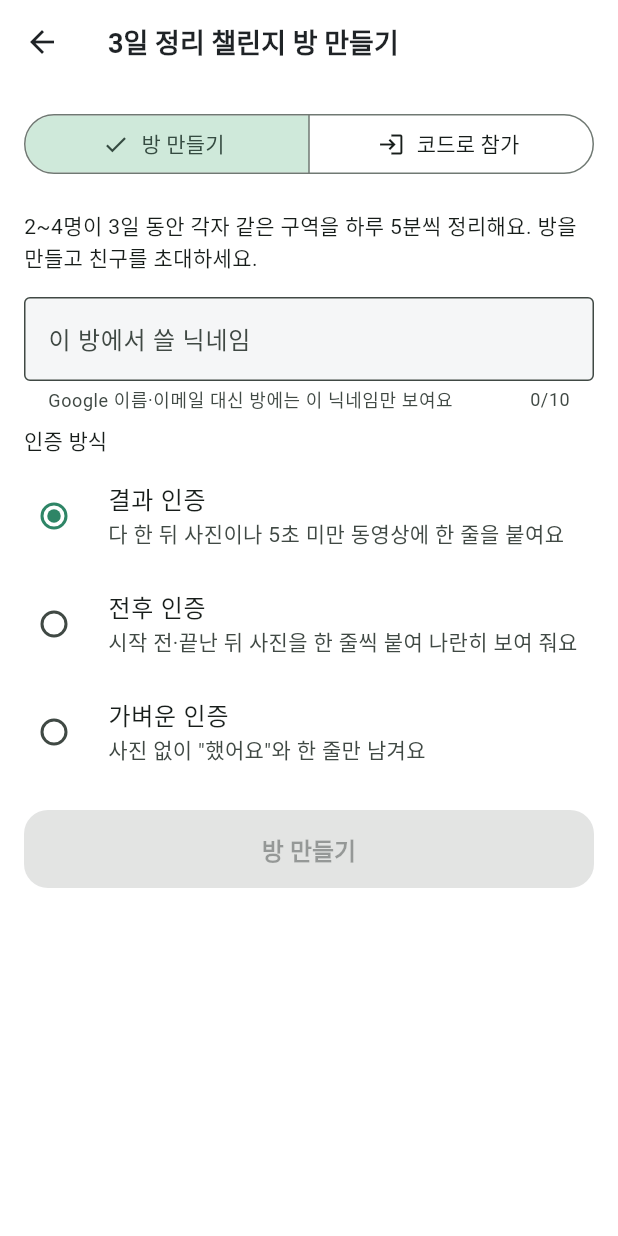
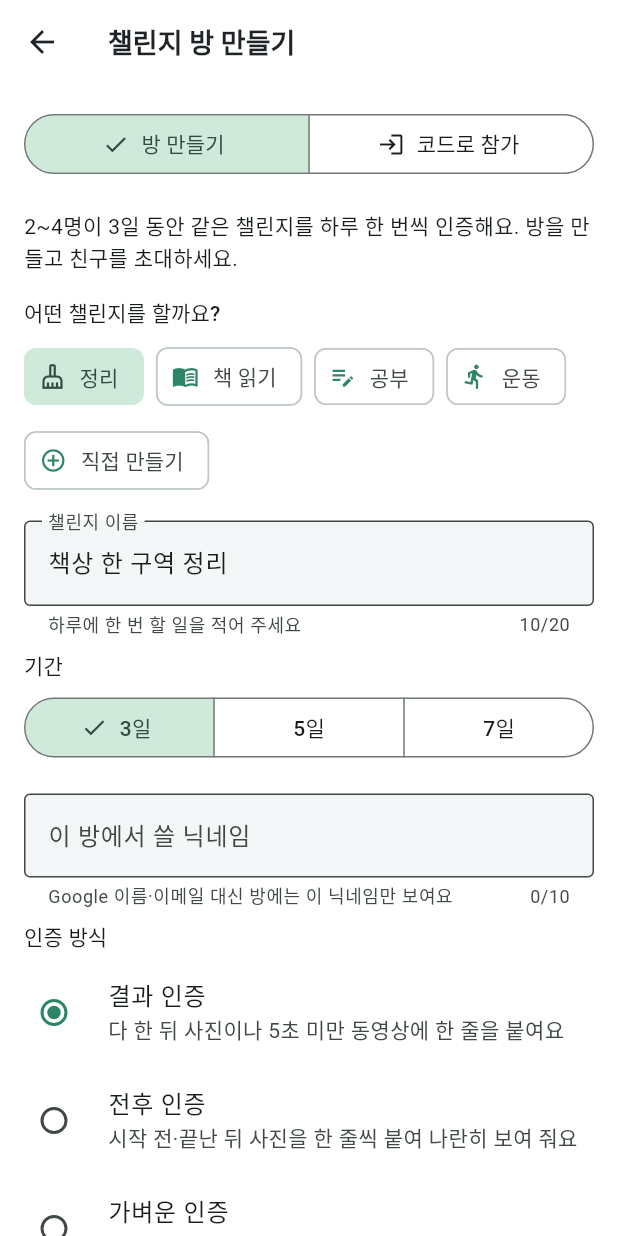
Before and after one commit to thingjae85/jedoit, a Flutter app: the RoomEntryScreen screen opened directly with empty values, on a phone screen of 412 x 824 dp. Run offline on Flutter 3.47's test engine with Material 3 defaults, Android fonts, the phone set to English and light mode, and no system bars; our stand-ins replace image_picker, qr_flutter, shared_preferences, supabase_flutter, video_player, web; accounts and stored records are empty; network calls fail.

Commit message:
챌린지 커스텀: 종류, 이름, 기간(3·5·7일) 고르기
방을 만들 때 정리·책 읽기·공부·운동·직접 만들기 중에 고르고 이름과 기간을 정한다.
진행도 칸과 목표, 일차 칸, 인증 화면 문구가 챌린지에 맞춰 바뀐다.

```diff
--- a/lib/models/room.dart
+++ b/lib/models/room.dart
@@ -21,6 +21,34 @@ enum CheckinMode {
       values.firstWhere((m) => m.serverName == value, orElse: () => result);
 }
 
+/// 챌린지 종류. 방장이 고르고, 이름은 바꿀 수 있다.
+enum ChallengeKind {
+  tidy('tidy', '정리', '책상 한 구역 정리'),
+  reading('reading', '책 읽기', '책 10쪽 읽기'),
+  study('study', '공부', '30분 공부하기'),
+  exercise('exercise', '운동', '20분 운동하기'),
+  custom('custom', '직접 만들기', '');
+
+  const ChallengeKind(this.serverName, this.label, this.defaultTitle);
+  final String serverName;
+  final String label;
+  final String defaultTitle;
+
+  static ChallengeKind fromServer(String? value) =>
+      values.firstWhere((k) => k.serverName == value, orElse: () => tidy);
+}
+
+/// 챌린지 기간으로 고를 수 있는 날 수
+const challengeDays = [3, 5, 7];
+
+/// 받침에 맞는 목적격 조사: '독서' → '독서를', '책 10쪽 읽기' → '책 10쪽 읽기를'
+String withObject(String word) {
+  if (word.isEmpty) return word;
+  final c = word.runes.last;
+  if (c < 0xAC00 || c > 0xD7A3) return '$word를';
+  return (c - 0xAC00) % 28 == 0 ? '$word를' : '$word을';
+}
+
 RoomStatus _status(String value) =>
     RoomStatus.values.firstWhere((s) => s.name == value, orElse: () => RoomStatus.expired);
 
@@ -42,6 +70,9 @@ class RoomSummary {
     required this.validCount,
     this.goalReachedAt,
     this.checkinMode = CheckinMode.result,
+    this.kind = ChallengeKind.tidy,
+    this.title = '책상 한 구역 정리',
+    this.days = 3,
   });
 
   final String id;
@@ -58,19 +89,27 @@ class RoomSummary {
   /// 현재 참가 인원 A
   final int activeCount;
 
-  /// 현재 책상 요소 수 T = 3×A + L
+  /// 현재 진행도 칸 수 T = 기간×A + L
   final int totalElements;
 
   /// 공동 목표 G
   final int? goal;
 
-  /// 정리된 요소(누적 획득 보상) H
+  /// 쌓인 진행도(누적 획득 보상) H
   final int earned;
 
   /// 현재 유효 인증 수 C
   final int validCount;
   final DateTime? goalReachedAt;
   final CheckinMode checkinMode;
+
+  /// 챌린지 종류·이름·기간
+  final ChallengeKind kind;
+  final String title;
+  final int days;
+
+  /// '5일 책 10쪽 읽기' 같은 짧은 이름
+  String get challengeName => '$days일 $title';
 
   /// 예약된 방은 시작 시각이 지나면 진행 중으로 본다(서버는 첫 인증 때 바꾼다).
   RoomStatus statusAt(DateTime now) {
@@ -104,6 +143,9 @@ class RoomSummary {
       validCount: j['valid_count'] as int,
       goalReachedAt: t('goal_reached_at'),
       checkinMode: CheckinMode.fromServer(j['checkin_mode'] as String?),
+      kind: ChallengeKind.fromServer(j['category'] as String?),
+      title: (j['title'] as String?) ?? '책상 한 구역 정리',
+      days: (j['days'] as int?) ?? 3,
     );
   }
 }
@@ -136,11 +178,19 @@ class RoomMember {
 }
 
 class InvitePreview {
-  const InvitePreview({required this.status, required this.memberCount, required this.recruitExpiresAt});
+  const InvitePreview({
+    required this.status,
+    required this.memberCount,
+    required this.recruitExpiresAt,
+    this.title,
+    this.days = 3,
+  });
 
   final RoomStatus status;
   final int memberCount;
   final DateTime recruitExpiresAt;
+  final String? title;
+  final int days;
 
   bool openAt(DateTime now) =>
       status == RoomStatus.recruiting && now.isBefore(recruitExpiresAt) && memberCount < 4;
@@ -149,6 +199,8 @@ class InvitePreview {
         status: _status(j['status'] as String),
         memberCount: j['member_count'] as int,
         recruitExpiresAt: DateTime.parse(j['recruit_expires_at'] as String),
+        title: j['title'] as String?,
+        days: (j['days'] as int?) ?? 3,
       );
 }
 
--- a/lib/screens/checkin_screen.dart
+++ b/lib/screens/checkin_screen.dart
@@ -39,6 +39,8 @@ class CheckInScreen extends StatefulWidget {
     required this.rooms,
     required this.roomId,
     this.mode = CheckinMode.result,
+    this.kind = ChallengeKind.tidy,
+    this.title = '책상 한 구역 정리',
     this.picker,
     this.videoPicker,
   });
@@ -46,6 +48,10 @@ class CheckInScreen extends StatefulWidget {
   final RoomService rooms;
   final String roomId;
   final CheckinMode mode;
+
+  /// 챌린지 종류·이름. 정리 챌린지가 아니면 문구를 이름에 맞춘다.
+  final ChallengeKind kind;
+  final String title;
 
   /// 테스트에서 사진·동영상 고르기를 바꿔 끼운다.
   final FilePicker? picker;
@@ -68,6 +74,7 @@ class _CheckInScreenState extends State<CheckInScreen> {
   String? _error;
 
   CheckinMode get _mode => widget.mode;
+  bool get _tidy => widget.kind == ChallengeKind.tidy;
 
   /// 전후 인증에서 아직 '전' 사진을 올리지 않았으면 '전' 단계
   bool get _beforeStep => _mode == CheckinMode.beforeAfter && _savedBefore == null;
@@ -160,7 +167,7 @@ class _CheckInScreenState extends State<CheckInScreen> {
           _beforePhoto = null;
         });
         ScaffoldMessenger.of(context).showSnackBar(
-          const SnackBar(content: Text('전 사진을 올렸어요. 정리를 마치면 후 사진을 올려 주세요')),
+          SnackBar(content: Text(_tidy ? '전 사진을 올렸어요. 정리를 마치면 후 사진을 올려 주세요' : '전 사진을 올렸어요. 다 하고 나면 후 사진을 올려 주세요')),
         );
       });
 
@@ -185,8 +192,10 @@ class _CheckInScreenState extends State<CheckInScreen> {
   Widget build(BuildContext context) {
     final title = switch (_mode) {
       CheckinMode.light => '오늘 했어요',
-      CheckinMode.result => '오늘 정리 인증',
-      CheckinMode.beforeAfter => _beforeStep ? '정리 전 사진' : '정리 후 사진',
+      CheckinMode.result => _tidy ? '오늘 정리 인증' : '오늘 인증',
+      CheckinMode.beforeAfter => _tidy
+          ? (_beforeStep ? '정리 전 사진' : '정리 후 사진')
+          : (_beforeStep ? '시작 전 사진' : '다 한 뒤 사진'),
     };
     return Scaffold(
       appBar: AppBar(title: Text(title)),
@@ -221,7 +230,7 @@ class _CheckInScreenState extends State<CheckInScreen> {
   Widget _doneCheck() => CheckboxListTile(
         value: _checked,
         onChanged: _busy ? null : (v) => setState(() => _checked = v ?? false),
-        title: const Text('오늘 5분 정리를 실제로 했어요'),
+        title: Text(_tidy ? '오늘 5분 정리를 실제로 했어요' : '오늘 ${withObject(widget.title)} 실제로 했어요'),
         controlAffinity: ListTileControlAffinity.leading,
         contentPadding: EdgeInsets.zero,
       );
@@ -262,7 +271,7 @@ class _CheckInScreenState extends State<CheckInScreen> {
         const Text('사진 없이 오늘 한 일을 한 줄로 남겨요. 방 친구들 피드에 바로 보여요.',
             style: TextStyle(fontSize: 15, color: JdColors.subtle)),
         const SizedBox(height: 16),
-        _noteField(_note, '오늘의 한 줄', hint: '예: 책상 왼쪽 서랍 정리 끝!'),
+        _noteField(_note, '오늘의 한 줄', hint: _tidy ? '예: 책상 왼쪽 서랍 정리 끝!' : '예: 오늘은 조금 더 했어요!'),
         const SizedBox(height: 8),
         _submitButton('했어요'),
       ];
@@ -315,7 +324,7 @@ class _CheckInScreenState extends State<CheckInScreen> {
       ];
 
   List<Widget> _before() => [
-        const Text('정리를 시작하기 전에 지금 모습을 찍어 두세요. 끝나면 후 사진을 올려 나란히 보여 줘요.',
+        Text(_tidy ? '정리를 시작하기 전에 지금 모습을 찍어 두세요. 끝나면 후 사진을 올려 나란히 보여 줘요.' : '시작하기 전에 한 장 찍어 두세요. 다 하면 후 사진을 올려 나란히 보여 줘요.',
             style: TextStyle(fontSize: 15, color: JdColors.subtle)),
         const SizedBox(height: 12),
         if (_beforePhoto != null) _photoPreview(_beforePhoto!, label: '전'),
@@ -338,7 +347,7 @@ class _CheckInScreenState extends State<CheckInScreen> {
   List<Widget> _after() {
     final before = _savedBefore!;
     return [
-      const Text('정리를 마쳤으면 같은 자리를 다시 찍어 주세요.', style: TextStyle(fontSize: 15, color: JdColors.subtle)),
+      Text(_tidy ? '정리를 마쳤으면 같은 자리를 다시 찍어 주세요.' : '다 했으면 한 장 더 찍어 주세요.', style: TextStyle(fontSize: 15, color: JdColors.subtle)),
       const SizedBox(height: 12),
       Row(
         crossAxisAlignment: CrossAxisAlignment.start,
--- a/lib/screens/home_screen.dart
+++ b/lib/screens/home_screen.dart
@@ -436,7 +436,7 @@ class _HomeScreenState extends State<HomeScreen> {
             const SizedBox(height: 22),
             const Align(
                 alignment: Alignment.centerLeft,
-                child: CategoryChip.together(label: '친구 3일 챌린지')),
+                child: CategoryChip.together(label: '친구와 챌린지')),
             const SizedBox(height: 10),
             _ChallengeCard(
               room: _room,
@@ -716,14 +716,14 @@ class _ChallengeCard extends StatelessWidget {
     if (r != null) {
       title = roomStatusTitle(status!);
       detail = showProgress
-          ? '함께 진행도 ${r.earned} / ${r.totalElements}${r.goal != null ? ' · 목표 ${r.goal}회' : ''}'
-          : '방에 들어가서 확인해 보세요';
+          ? '${r.challengeName} · 진행도 ${r.earned} / ${r.totalElements}'
+          : '${r.challengeName} · 방에 들어가서 확인해 보세요';
     } else if (invited) {
       title = '초대받은 방이 있어요';
       detail = signedIn ? '눌러서 참가해 보세요' : '로그인 없이 닉네임만으로 참가할 수 있어요';
     } else {
-      title = '친구와 3일 정리 챌린지';
-      detail = signedIn ? '함께 인증할수록 진행도가 차올라요' : '로그인 없이도 친구를 초대할 수 있어요';
+      title = '친구와 함께 챌린지';
+      detail = signedIn ? '정리·책 읽기·운동 등 할 일과 기간을 정해 함께 해요' : '로그인 없이도 친구를 초대할 수 있어요';
     }
     return Material(
       color: JdColors.togetherTint,
--- a/lib/screens/room_entry_screen.dart
+++ b/lib/screens/room_entry_screen.dart
@@ -2,6 +2,7 @@ import 'package:flutter/material.dart';
 
 import '../models/room.dart';
 import '../services/room_service.dart';
+import '../widgets/jd_widgets.dart';
 
 /// 방 만들기 또는 초대 코드로 참가하기. 방 전용 닉네임(2~10자)을 함께 받는다.
 /// 성공하면 방 ID를 반환하며 닫힌다.
@@ -25,6 +26,9 @@ class _RoomEntryScreenState extends State<RoomEntryScreen> {
   bool _previewMissing = false;
   bool _busy = false;
   CheckinMode _mode = CheckinMode.result;
+  ChallengeKind _kind = ChallengeKind.tidy;
+  final _title = TextEditingController(text: ChallengeKind.tidy.defaultTitle);
+  int _days = 3;
   String? _error;
 
   @override
@@ -40,6 +44,7 @@ class _RoomEntryScreenState extends State<RoomEntryScreen> {
   void dispose() {
     _nickname.dispose();
     _code.dispose();
+    _title.dispose();
     super.dispose();
   }
 
@@ -49,10 +54,26 @@ class _RoomEntryScreenState extends State<RoomEntryScreen> {
     return n.length < 2 || n.length > 10 ? '닉네임은 2~10자로 정해 주세요' : null;
   }
 
+  String? get _titleError {
+    final t = _title.text.trim();
+    if (t.isEmpty) return null;
+    return t.length < 2 || t.length > 20 ? '챌린지 이름은 2~20자로 정해 주세요' : null;
+  }
+
   bool get _canSubmit {
     final n = _nickname.text.trim();
     if (_busy || n.length < 2 || n.length > 10) return false;
-    return !_joining || _code.text.trim().length == 8;
+    if (_joining) return _code.text.trim().length == 8;
+    final t = _title.text.trim();
+    return t.length >= 2 && t.length <= 20;
+  }
+
+  void _pickKind(ChallengeKind k) {
+    setState(() {
+      _kind = k;
+      _title.text = k.defaultTitle;
+      // 정리 챌린지는 사진 인증이 어울리고, 나머지는 기본값을 그대로 둔다.
+    });
   }
 
   Future<void> _loadPreview() async {
@@ -75,7 +96,7 @@ class _RoomEntryScreenState extends State<RoomEntryScreen> {
       final nick = _nickname.text.trim();
       final id = _joining
           ? await widget.rooms.join(_code.text.trim().toUpperCase(), nick)
-          : await widget.rooms.create(nick, mode: _mode);
+          : await widget.rooms.create(nick, mode: _mode, kind: _kind, title: _title.text.trim(), days: _days);
       if (mounted) Navigator.of(context).pop(id);
     } catch (e) {
       if (!mounted) return;
@@ -91,7 +112,7 @@ class _RoomEntryScreenState extends State<RoomEntryScreen> {
     final theme = Theme.of(context);
     final preview = _preview;
     return Scaffold(
-      appBar: AppBar(title: Text(_joining ? '초대받은 방 참가' : '3일 정리 챌린지 방 만들기')),
+      appBar: AppBar(title: Text(_joining ? '초대받은 방 참가' : '챌린지 방 만들기')),
       body: ListView(
         padding: const EdgeInsets.all(16),
         children: [
@@ -107,7 +128,7 @@ class _RoomEntryScreenState extends State<RoomEntryScreen> {
           Text(
             _joining
                 ? '친구가 보낸 초대 코드 8자리로 방에 들어가요.'
-                : '2~4명이 3일 동안 각자 같은 구역을 하루 5분씩 정리해요. 방을 만들고 친구를 초대하세요.',
+                : '2~4명이 $_days일 동안 같은 챌린지를 하루 한 번씩 인증해요. 방을 만들고 친구를 초대하세요.',
             style: theme.textTheme.bodyMedium,
           ),
           const SizedBox(height: 16),
@@ -128,7 +149,7 @@ class _RoomEntryScreenState extends State<RoomEntryScreen> {
                 padding: const EdgeInsets.only(bottom: 12),
                 child: Text(
                   preview.openAt(DateTime.now())
-                      ? '모집 중인 방이에요 · 지금 ${preview.memberCount}명'
+                      ? '모집 중인 방이에요 · ${preview.title == null ? '' : '${preview.days}일 ${preview.title} · '}지금 ${preview.memberCount}명'
                       : '모집이 끝난 방이에요. 새 방을 만들어 보세요.',
                   style: theme.textTheme.bodyMedium?.copyWith(color: theme.colorScheme.primary),
                 ),
@@ -138,6 +159,47 @@ class _RoomEntryScreenState extends State<RoomEntryScreen> {
                 padding: EdgeInsets.only(bottom: 12),
                 child: Text('초대 코드를 찾지 못했어요.'),
               ),
+          ],
+          if (!_joining) ...[
+            Text('어떤 챌린지를 할까요?', style: theme.textTheme.titleSmall),
+            const SizedBox(height: 8),
+            Wrap(
+              spacing: 8,
+              runSpacing: 8,
+              children: [
+                for (final k in ChallengeKind.values)
+                  ChoiceChip(
+                    label: Text(k.label),
+                    avatar: Icon(challengeIcon(k), size: 18),
+                    showCheckmark: false,
+                    selected: k == _kind,
+                    onSelected: _busy ? null : (_) => _pickKind(k),
+                  ),
+              ],
+            ),
+            const SizedBox(height: 16),
+            TextField(
+              controller: _title,
+              enabled: !_busy,
+              maxLength: 20,
+              decoration: InputDecoration(
+                labelText: '챌린지 이름',
+                hintText: '예: 물 2L 마시기',
+                helperText: '하루에 한 번 할 일을 적어 주세요',
+                errorText: _titleError,
+                border: const OutlineInputBorder(),
+              ),
+              onChanged: (_) => setState(() {}),
+            ),
+            const SizedBox(height: 8),
+            Text('기간', style: theme.textTheme.titleSmall),
+            const SizedBox(height: 8),
+            SegmentedButton<int>(
+              segments: [for (final d in challengeDays) ButtonSegment(value: d, label: Text('$d일'))],
+              selected: {_days},
+              onSelectionChanged: _busy ? null : (s) => setState(() => _days = s.first),
+            ),
+            const SizedBox(height: 20),
           ],
           TextField(
             controller: _nickname,
--- a/lib/widgets/jd_widgets.dart
+++ b/lib/widgets/jd_widgets.dart
@@ -1,6 +1,7 @@
 import 'package:flutter/material.dart';
 
 import '../models/mission_record.dart';
+import '../models/room.dart';
 import '../theme.dart';
 
 /// 기기 시간 기준 날짜(시각 제거).
@@ -194,3 +195,12 @@ class ElementBar extends StatelessWidget {
     );
   }
 }
+
+/// 챌린지 종류 아이콘
+IconData challengeIcon(ChallengeKind kind) => switch (kind) {
+      ChallengeKind.tidy => Icons.cleaning_services_outlined,
+      ChallengeKind.reading => Icons.menu_book_outlined,
+      ChallengeKind.study => Icons.edit_note,
+      ChallengeKind.exercise => Icons.directions_run,
+      ChallengeKind.custom => Icons.add_circle_outline,
+    };
--- a/lib/widgets/room_feed.dart
+++ b/lib/widgets/room_feed.dart
@@ -195,12 +195,12 @@ class TodayCollage extends StatelessWidget {
         crossAxisAlignment: CrossAxisAlignment.start,
         children: [
           Text(
-            all ? '🎉 오늘 모두 정리 완료!' : '오늘 $memberCount명 중 $done명이 정리했어요',
+            all ? '🎉 오늘 모두 인증 완료!' : '오늘 $memberCount명 중 $done명이 인증했어요',
             style: TextStyle(fontSize: 17, fontWeight: FontWeight.w800, color: all ? Colors.white : JdColors.ink),
           ),
           const SizedBox(height: 2),
           Text(
-            all ? '같은 날, 각자의 자리에서 함께 정리했어요' : '아직 안 한 친구를 기다리고 있어요',
+            all ? '같은 날, 각자의 자리에서 함께 해냈어요' : '아직 안 한 친구를 기다리고 있어요',
             style: TextStyle(fontSize: 13, color: all ? Colors.white70 : JdColors.subtle),
           ),
           const SizedBox(height: 12),
```
Also changed, not shown: lib/screens/room_screen.dart (+45 -16 lines), lib/services/room_service.dart (+23 -3 lines), 4 other files.
